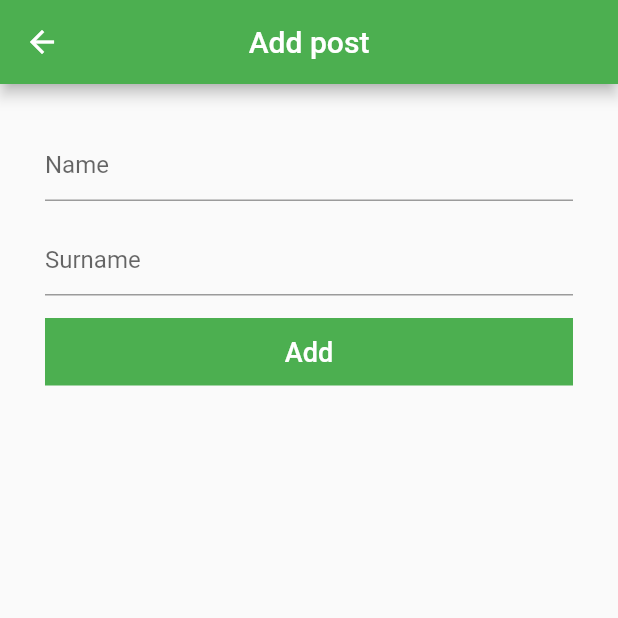
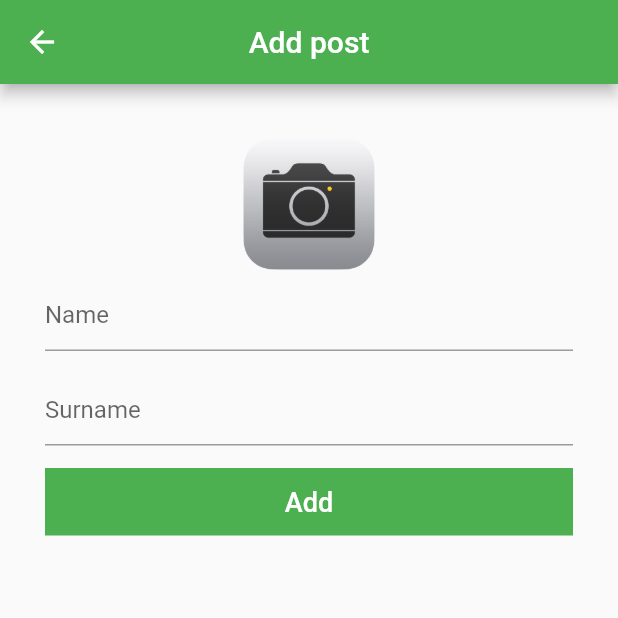
Before and after one commit to FlutterCyber/firebasefirst, a Flutter app: the AddPostPage screen opened by its route, on a phone screen of 412 x 824 dp, the top half of it. Run offline on Flutter 3.47's test engine with Material 2 defaults, Android fonts, the phone set to English and light mode, and no system bars; our stand-ins replace firebase_auth, firebase_core, firebase_database, firebase_storage, fluttertoast, image_picker and 1 more; accounts and stored records are empty.

Commit message:
initial2

```diff
--- a/lib/model/post_model.dart
+++ b/lib/model/post_model.dart
@@ -2,17 +2,24 @@ class Post {
   late String userId;
   late String name;
   late String surname;
+  late String img_url;
 
-  Post({required this.userId, required this.name, required this.surname});
+  Post(
+      {required this.userId,
+      required this.name,
+      required this.surname,
+      required this.img_url});
 
   Post.fromJson(Map<String, dynamic> map)
       : userId = map['userId'],
         name = map['name'],
-        surname = map['surname'];
+        surname = map['surname'],
+        img_url = map['img_url'];
 
   Map<String, dynamic> toJson() => {
         'userId': userId,
         'name': name,
         'surname': surname,
+        'img_url': img_url,
       };
 }
--- a/lib/pages/add_post_page.dart
+++ b/lib/pages/add_post_page.dart
@@ -1,8 +1,13 @@
+import 'dart:io';
+
 import 'package:firebasefirst/model/post_model.dart';
 import 'package:firebasefirst/pages/home_page.dart';
 import 'package:firebasefirst/services/RTDB_service.dart';
 import 'package:firebasefirst/services/preference_service.dart';
 import 'package:flutter/material.dart';
+import 'package:image_picker/image_picker.dart';
+
+import '../services/store_service.dart';
 
 class AddPostPage extends StatefulWidget {
   static const String id = "add_post_page";
@@ -14,17 +19,56 @@ class AddPostPage extends StatefulWidget {
 }
 
 class _AddPostPageState extends State<AddPostPage> {
+  bool isLoading = false;
+
+  // rasmni pick qilish uchun o'zgaruvchilar
+  File? _image;
+  final picker = ImagePicker();
+
   var nameController = TextEditingController();
   var surnameController = TextEditingController();
+
+  Future _getImage() async {
+    final pickedFile = await picker.pickImage(source: ImageSource.gallery);
+    setState(() {
+      if (pickedFile != null) {
+        _image = File(pickedFile.path);
+      } else {
+        print("No image selected");
+      }
+    });
+  }
 
   _addPost() async {
     String name1 = nameController.text.toString();
     String surname1 = surnameController.text.toString();
+    if (name1.isNotEmpty && surname1.isNotEmpty) {
+      uploadImage(name1, surname1);
+    }
+  }
 
+  void uploadImage(String name, String surname) {
+    setState(() {
+      isLoading = true;
+    });
+
+    StoreService.uploadImage(_image!).then((imgUrl) => {
+          _addToRealtimeDatabase(name: name, surname: surname, imgUrl: imgUrl!),
+        });
+  }
+
+  _addToRealtimeDatabase(
+      {required String name,
+      required String surname,
+      required String imgUrl}) async {
     String? userId = await Preference.getUserId();
-    Post post1 = new Post(userId: userId!, name: name1, surname: surname1);
+    Post post1 =
+        Post(userId: userId!, name: name, surname: surname, img_url: imgUrl);
 
     RTDB.addPost(post1).then((value) => {
+          setState(() {
+            isLoading = false;
+          }),
           Navigator.pushReplacementNamed(context, HomePage.id),
         });
   }
@@ -37,11 +81,28 @@ class _AddPostPageState extends State<AddPostPage> {
         title: Text("Add post"),
         centerTitle: true,
       ),
-      body: SingleChildScrollView(
+      body: Stack(
+        children: [
+          SingleChildScrollView(
             child: Container(
               padding: EdgeInsets.all(30),
               child: Column(
                 children: [
+                  GestureDetector(
+                    onTap: () {
+                      _getImage();
+                    },
+                    child: Container(
+                      height: 100,
+                      width: 100,
+                      child: _image != null
+                          ? Image.file(
+                              _image!,
+                              fit: BoxFit.cover,
+                            )
+                          : Image.asset('assets/images/img.png'),
+                    ),
+                  ),
                   TextField(
                     controller: nameController,
                     decoration: InputDecoration(
@@ -77,6 +138,17 @@ class _AddPostPageState extends State<AddPostPage> {
               ),
             ),
           ),
+          isLoading
+              ? Container(
+            color: Colors.black26,
+
+                  child: Center(
+                    child: CircularProgressIndicator(),
+                  ),
+                )
+              : SizedBox.shrink(),
+        ],
+      ),
     );
   }
 }
--- a/lib/services/RTDB_service.dart
+++ b/lib/services/RTDB_service.dart
@@ -10,8 +10,8 @@ class RTDB{
 
   static Future<List<Post>> getPosts(String id) async {
     List<Post> items = [];
-    //Query query = FirebaseDatabase.getInstance()
     Query _query = _database.reference().child("posts").orderByChild("userId").equalTo(id);
+    //Query _query = _database.reference().child("posts").orderByChild("userId");
     var snapshot = await _query.once();
     var result = snapshot.value.values as Iterable;
 
--- a/pubspec.yaml
+++ b/pubspec.yaml
@@ -16,6 +16,8 @@ dependencies:
   shared_preferences: ^2.0.15
   fluttertoast: ^8.0.9
   firebase_database: ^7.0.0
+  image_picker: ^0.8.6
+  firebase_storage: ^10.3.11
 
 dev_dependencies:
   flutter_test:
@@ -27,6 +29,6 @@ flutter:
 
   uses-material-design: true
 
-  # assets:
-  #   - images/a_dot_burr.jpeg
+  assets:
+    - assets/images/
   #   - images/a_dot_ham.jpeg
```
Also changed, not shown: lib/pages/home_page.dart (+15 -0 lines), lib/services/store_service.dart (added, +21 -0 lines), assets/images/img.png (added), pubspec.lock, 1 other file. Lines whose indentation alone changed are shown as unchanged.
